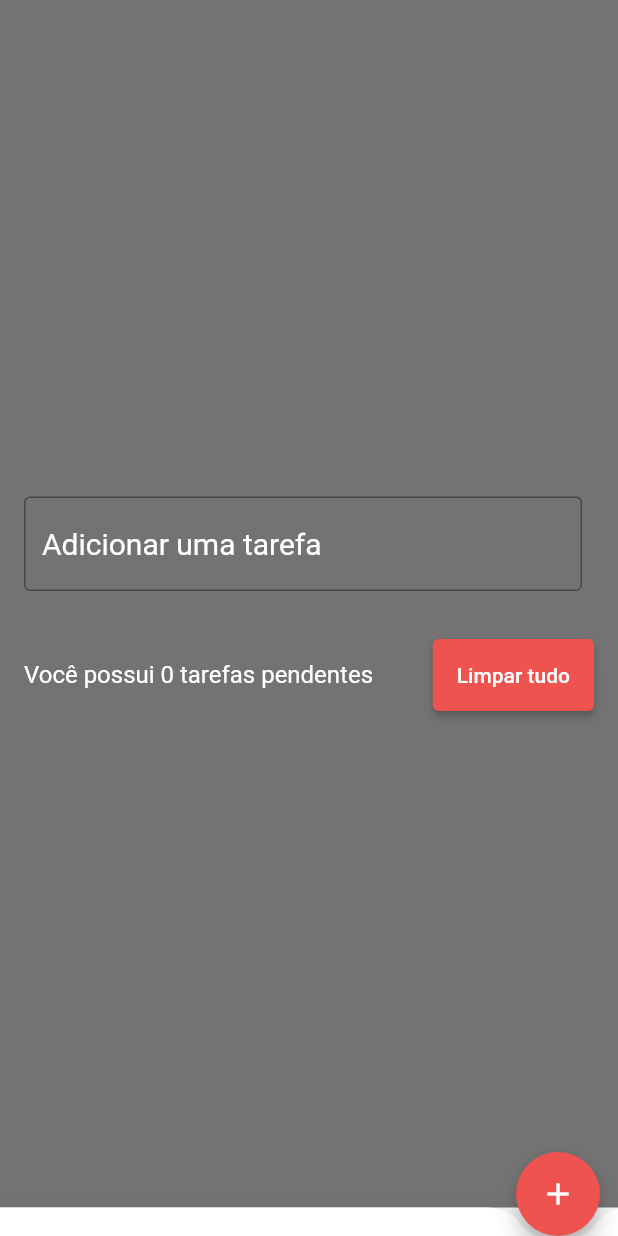
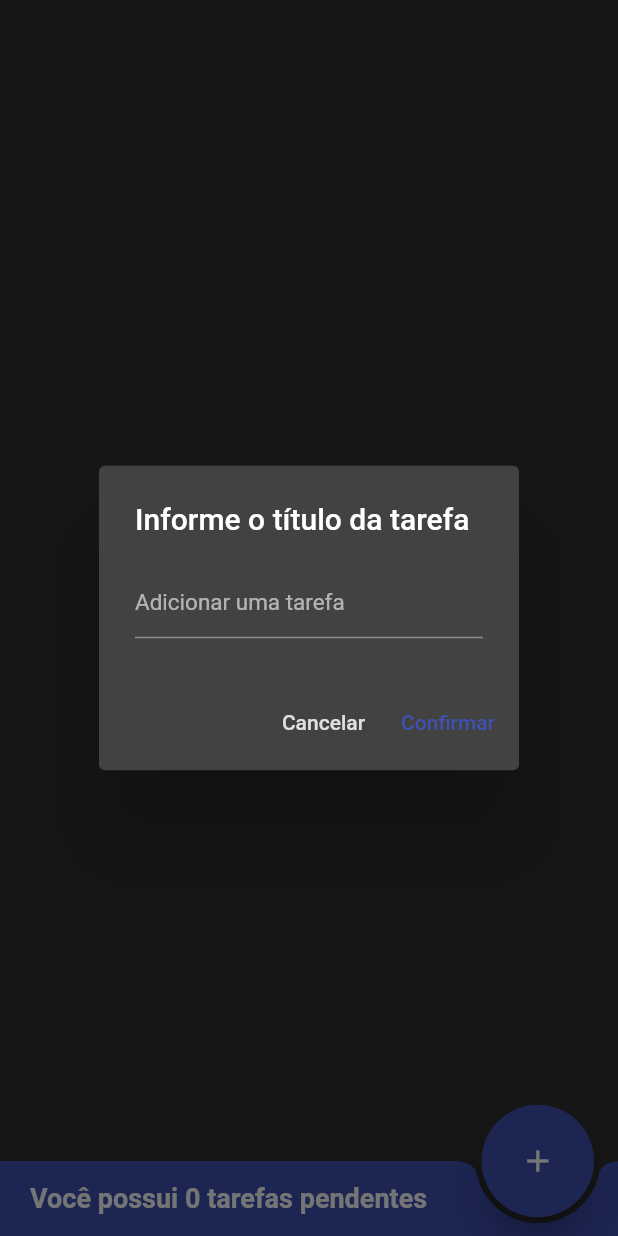
Before and after one commit to pedrohzwang/lista_tarefas, a Flutter app: the screen it shows after launch, after a tap on the "add" icon, on a phone screen of 412 x 824 dp. Run offline on Flutter 3.47's test engine with Material 2 defaults, Android fonts, the phone set to English and light mode, and no system bars; our stand-ins replace flutter_slidable.

Commit message:
adicionado novo tema do app

```diff
--- a/lib/main.dart
+++ b/lib/main.dart
@@ -1,5 +1,6 @@
 import 'package:flutter/material.dart';
 import 'package:lista_tarefas/pages/todo_list_page.dart';
+import 'package:lista_tarefas/theme/theme.dart';
 
 void main() {
   runApp(const MyApp());
@@ -10,9 +11,11 @@ class MyApp extends StatelessWidget {
 
   @override
   Widget build(BuildContext context) {
-    return const MaterialApp(
+    return MaterialApp(
+      title: 'Tasker',
+      theme: theme,
       debugShowCheckedModeBanner: false,
-      home: TodoListPage(),
+      home: const TodoListPage(),
     );
   }
 }
--- a/lib/pages/todo_list_page.dart
+++ b/lib/pages/todo_list_page.dart
@@ -7,10 +7,10 @@ class TodoListPage extends StatefulWidget {
   const TodoListPage({Key? key}) : super(key: key);
 
   @override
-  _TodoListState createState() => _TodoListState();
+  TodoListState createState() => TodoListState();
 }
 
-class _TodoListState extends State<TodoListPage> {
+class TodoListState extends State<TodoListPage> {
   final TextEditingController taskController = TextEditingController();
   final DateFormat formatter = DateFormat('dd/MM/yyyy');
 
@@ -22,44 +22,13 @@ class _TodoListState extends State<TodoListPage> {
   Widget build(BuildContext context) {
     return SafeArea(
       child: Scaffold(
-        body: Container(
-          color: Colors.black54,
-          child: Center(
+        body: Center(
           child: Padding(
             padding: const EdgeInsets.all(16),
             child: Column(
               mainAxisSize: MainAxisSize.min,
               children: [
-                  Row(
-                    children: [
-                      Expanded(
-                        child: TextField(
-                          controller: taskController,
-                          decoration: InputDecoration(
-                            labelStyle: const TextStyle(
-                              color: Colors.white,
-                            ),
-                            hintText: 'Adicionar uma tarefa',
-                            hintStyle: const TextStyle(
-                              color: Colors.white,
-                            ),
-                            border: OutlineInputBorder(
-                              borderSide: BorderSide(
-                                color: Colors.red.shade400,
-                                width: 5,
-                              ),
-                            ),
-                          ),
-                          style: const TextStyle(
-                              color: Colors.white, fontSize: 20),
-                        ),
-                      ),
-                      const SizedBox(width: 8),
-                    ],
-                  ),
-                  const SizedBox(
-                    height: 16,
-                  ),
+                const SizedBox(height: 8),
                 Flexible(
                   child: ListView(
                     shrinkWrap: true,
@@ -68,42 +37,80 @@ class _TodoListState extends State<TodoListPage> {
                     ],
                   ),
                 ),
-                  const SizedBox(
-                    height: 16,
-                  ),
-                  Row(
-                    children: [
-                      Expanded(
-                        child: Text(
-                          'Você possui ${tasks.length} tarefas pendentes',
-                          style: const TextStyle(
-                              color: Colors.white, fontSize: 16),
-                        ),
-                      ),
-                      const SizedBox(width: 8),
-                      ElevatedButton(
-                        onPressed: showDeleteAllTasksConfirmationDialog,
-                        style: ElevatedButton.styleFrom(
-                            primary: Colors.red.shade400,
-                            padding: const EdgeInsets.all(16)),
-                        child: const Text('Limpar tudo'),
-                      ),
-                    ],
-                  ),
               ],
             ),
           ),
         ),
-        ),
         bottomNavigationBar: BottomAppBar(
-          shape: CircularNotchedRectangle(),
+          shape: const CircularNotchedRectangle(),
+          child: SizedBox(
+              height: 50,
+              child: Column(
+                crossAxisAlignment: CrossAxisAlignment.start,
+                mainAxisAlignment: MainAxisAlignment.center,
+                children: [
+                  Padding(
+                    padding: const EdgeInsets.only(left: 20),
                     child: Text(
                       'Você possui ${tasks.length} tarefas pendentes',
-            style: const TextStyle(color: Colors.white, fontSize: 16),
+                      style: const TextStyle(
+                        fontSize: 18,
+                        fontWeight: FontWeight.bold,
                       ),
                     ),
-        floatingActionButton: FloatingActionButton(
+                  )
+                ],
+              )),
+        ),
+        floatingActionButton: SizedBox(
+          width: 75,
+          height: 75,
+          child: FloatingActionButton(
+            onPressed: showAddTaskDialog,
+            tooltip: 'Adicionar task',
+            child: const Icon(Icons.add),
+          ),
+        ),
+        floatingActionButtonLocation: FloatingActionButtonLocation.endDocked,
+      ),
+    );
+  }
+
+  void showAddTaskDialog() {
+    showDialog(
+        context: context,
+        builder: (context) => AlertDialog(
+              title: const Text('Informe o título da tarefa'),
+              content: TextField(
+                controller: taskController,
+                decoration: const InputDecoration(
+                  hintText: 'Adicionar uma tarefa',
+                ),
+                style: const TextStyle(fontSize: 15),
+              ),
+              actions: [
+                TextButton(
                   onPressed: () {
+                    Navigator.of(context).pop();
+                  },
+                  style: TextButton.styleFrom(
+                      primary: Theme.of(context).disabledColor),
+                  child: const Text('Cancelar'),
+                ),
+                TextButton(
+                  onPressed: () {
+                    Navigator.of(context).pop();
+                    addTask();
+                  },
+                  style: TextButton.styleFrom(
+                      primary: Theme.of(context).primaryColor),
+                  child: const Text('Confirmar'),
+                ),
+              ],
+            ));
+  }
+
+  void addTask() {
     String title = taskController.text;
     if (title.isNotEmpty) {
       setState(() {
@@ -111,15 +118,6 @@ class _TodoListState extends State<TodoListPage> {
       });
       taskController.clear();
     }
-          },
-          tooltip: 'Increment Counter',
-          child: const Icon(Icons.add),
-          backgroundColor: Colors.red.shade400,
-        ),
-        floatingActionButtonLocation:
-            FloatingActionButtonLocation.miniEndDocked,
-      ),
-    );
   }
 
   void showDeleteAllTasksConfirmationDialog() {
@@ -134,7 +132,8 @@ class _TodoListState extends State<TodoListPage> {
             onPressed: () {
               Navigator.of(context).pop();
             },
-            style: TextButton.styleFrom(primary: Colors.black54),
+            style:
+                TextButton.styleFrom(primary: Theme.of(context).disabledColor),
             child: const Text('Cancelar'),
           ),
           TextButton(
@@ -142,7 +141,8 @@ class _TodoListState extends State<TodoListPage> {
               Navigator.of(context).pop();
               deleteAllTasks();
             },
-            style: TextButton.styleFrom(primary: Colors.red.shade400),
+            style:
+                TextButton.styleFrom(primary: Theme.of(context).primaryColor),
             child: const Text('Confirmar'),
           ),
         ],
@@ -172,10 +172,9 @@ class _TodoListState extends State<TodoListPage> {
             color: Colors.white,
           ),
         ),
-        backgroundColor: Colors.black54,
         action: SnackBarAction(
           label: 'Desfazer',
-          textColor: Colors.red.shade400,
+          textColor: Theme.of(context).primaryColorDark,
           onPressed: () {
             setState(() {
               tasks.insert(indexDeletedTask!, deletedTask!);
--- /dev/null
+++ b/lib/theme/theme.dart
@@ -0,0 +1,27 @@
+import 'package:flutter/material.dart';
+
+final theme = ThemeData(
+  brightness: Brightness.dark,
+  primaryColorLight: Colors.indigo.shade400,
+  primaryColor: Colors.indigo,
+  primaryColorDark: Colors.indigo.shade900,
+  floatingActionButtonTheme: const FloatingActionButtonThemeData(
+    backgroundColor: Colors.indigo,
+    foregroundColor: Colors.white,
+    elevation: 10,
+  ),
+  disabledColor: Colors.grey.shade300,
+  bottomAppBarColor: Colors.indigo,
+  appBarTheme: const AppBarTheme(
+    backgroundColor: Colors.indigo,
+    titleTextStyle: TextStyle(
+      fontSize: 20,
+      fontWeight: FontWeight.bold,
+      color: Colors.white,
+    ),
+  ),
+  snackBarTheme: SnackBarThemeData(
+    backgroundColor: Colors.indigo.shade400,
+    actionTextColor: Colors.indigo.shade900,
+  ),
+);
--- a/lib/widgets/todo_list_item.dart
+++ b/lib/widgets/todo_list_item.dart
@@ -3,6 +3,7 @@ import 'package:flutter_slidable/flutter_slidable.dart';
 import 'package:intl/intl.dart';
 import 'package:lista_tarefas/models/task.dart';
 
+// ignore: must_be_immutable
 class TodoListItem extends StatelessWidget {
   TodoListItem(this.task, this.onDelete, {Key? key}) : super(key: key);
 
@@ -33,7 +34,7 @@ class TodoListItem extends StatelessWidget {
         child: Container(
           decoration: BoxDecoration(
             borderRadius: BorderRadius.circular(5),
-            color: Colors.red.shade200,
+            color: Theme.of(context).primaryColorDark,
           ),
           padding: const EdgeInsets.all(16),
           child: Column(
```
Lines whose indentation alone changed are shown as unchanged.
